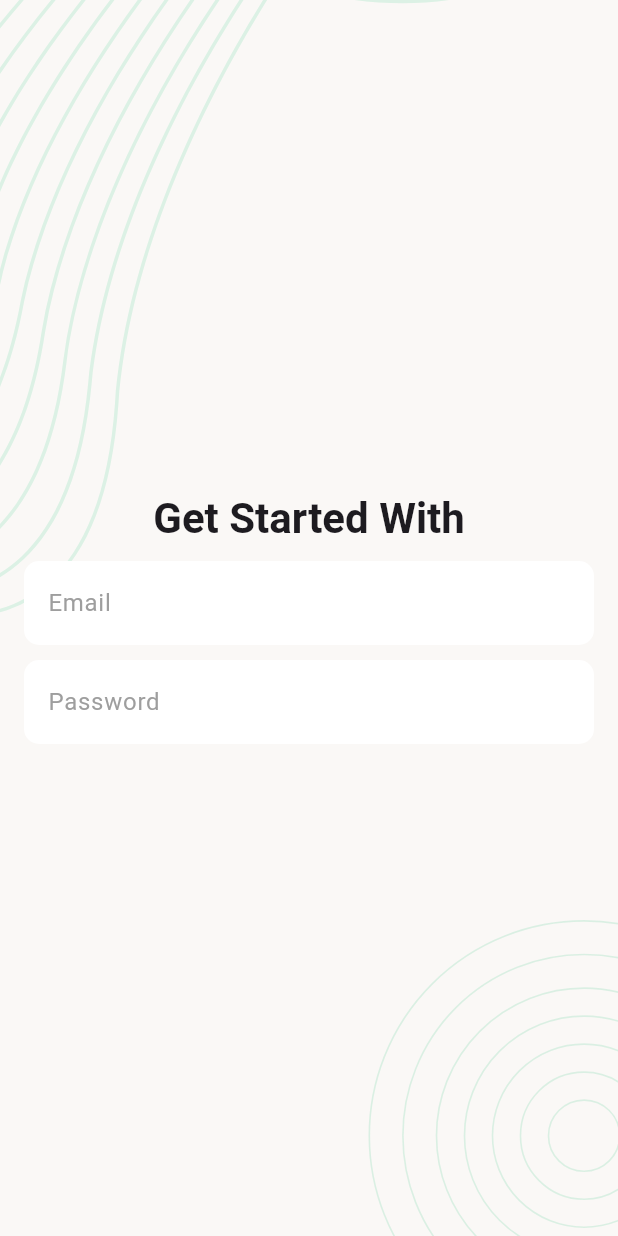
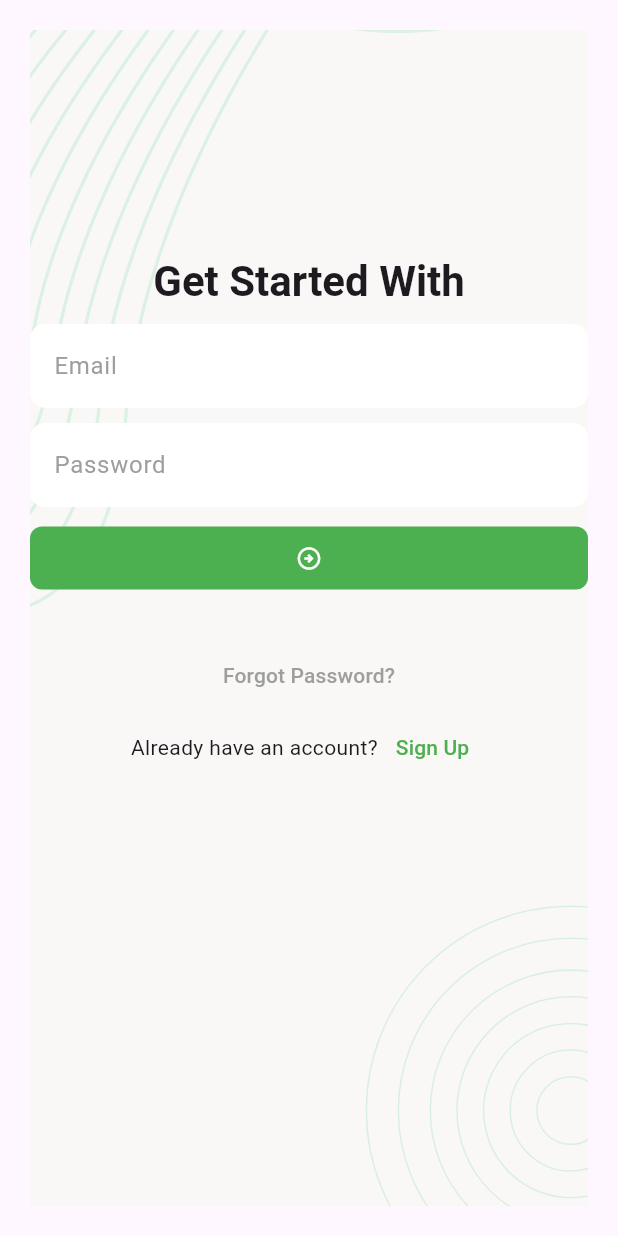
Before and after one commit to kdrbipul/ostad_14_task_manager_project_ak_pc, a Flutter app: the screen it shows after launch, on a phone screen of 412 x 824 dp. Run offline on Flutter 3.47's test engine with Material 3 defaults, Android fonts, the phone set to English and light mode, and no system bars; our stand-ins replace flutter_svg.

Commit message:
login screen done

```diff
--- a/lib/app.dart
+++ b/lib/app.dart
@@ -1,5 +1,6 @@
 import 'package:flutter/material.dart';
 import 'package:ostad_14_task_manager_project_ak_pc/screens/splash_screen.dart';
+import 'package:ostad_14_task_manager_project_ak_pc/utils/app_colors.dart';
 class TaskManagerApp extends StatelessWidget {
   const TaskManagerApp({super.key});
 
@@ -29,6 +30,16 @@ class TaskManagerApp extends StatelessWidget {
             borderRadius: BorderRadius.circular(10),
           ),
         ),
+        filledButtonTheme: FilledButtonThemeData(
+          style: FilledButton.styleFrom(
+            backgroundColor: AppColors.primaryColor,
+            shape: RoundedRectangleBorder(
+              borderRadius: BorderRadius.circular(8),
+            ),
+            fixedSize: Size.fromWidth(double.maxFinite),
+            padding: EdgeInsets.symmetric(vertical: 12),
+          ),
+        ),
       ),
       home: const SplashScreen(),
     );
--- a/lib/screens/login_screen.dart
+++ b/lib/screens/login_screen.dart
@@ -1,5 +1,8 @@
 import 'package:flutter/material.dart';
 import 'package:ostad_14_task_manager_project_ak_pc/widgets/screen_background.dart';
+
+import '../utils/app_colors.dart';
+
 class LoginScreen extends StatefulWidget {
   const LoginScreen({super.key});
 
@@ -15,27 +18,58 @@ class _LoginScreenState extends State<LoginScreen> {
       //   title: Text('Login Screen'),
       //   centerTitle: true,
       // ),
-      body: ScreenBackground(child: Padding(
-        padding: const EdgeInsets.all(16.0),
-        child: Column(
-          mainAxisAlignment: MainAxisAlignment.center,
-          children: [
-            Text('Get Started With', style: Theme.of(context).textTheme.titleLarge,),
-            SizedBox(height: 10,),
-            TextFormField(
-              decoration: InputDecoration(
-                hintText: 'Email',
+      body: Padding(
+        padding: const EdgeInsets.all(20),
+        child: ScreenBackground(
+          child: Column(
+            children: [
+              SizedBox(height: 150),
+              Text(
+                'Get Started With',
+                style: Theme.of(context).textTheme.titleLarge,
               ),
-            ),
-            SizedBox(height: 10,),
-            TextFormField(
-              decoration: InputDecoration(
-                hintText: 'Password',
+              SizedBox(height: 10),
+              TextFormField(decoration: InputDecoration(hintText: 'Email')),
+              SizedBox(height: 10),
+              TextFormField(
+                obscureText: true,
+                decoration: InputDecoration(hintText: 'Password'),
               ),
-            ),
-          ],
+              SizedBox(height: 10),
+              FilledButton(
+                onPressed: () {},
+                child: Icon(Icons.arrow_circle_right_outlined),
+              ),
+              SizedBox(height: 30),
+              Column(
+                // mainAxisAlignment: MainAxisAlignment.center,
+                children: [
+                  TextButton(
+                    onPressed: () {},
+                    child: Text(
+                      'Forgot Password?',
+                      style: TextStyle(color: Colors.grey),
+                    ),
+                  ),
+                  Row(
+                    mainAxisAlignment: MainAxisAlignment.center,
+                    children: [
+                      Text('Already have an account?'),
+                      TextButton(
+                        onPressed: () {},
+                        child: Text(
+                          'Sign Up',
+                          style: TextStyle(color: AppColors.primaryColor),
+                        ),
+                      ),
+                    ],
+                  ),
+                ],
+              ),
+            ],
+          ),
         ),
-      ))
+      ),
     );
   }
 }
--- /dev/null
+++ b/lib/utils/app_colors.dart
@@ -0,0 +1,4 @@
+import 'package:flutter/material.dart';
+class AppColors{
+  static Color primaryColor = Colors.green;
+}
```
